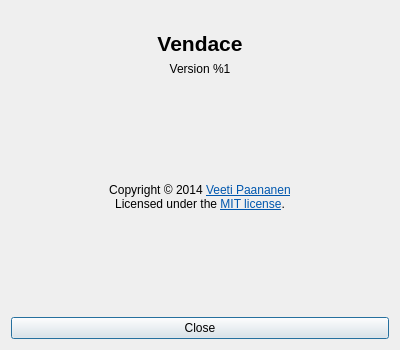
Old version of the form forms/about.ui in the repository veeti/vendace.
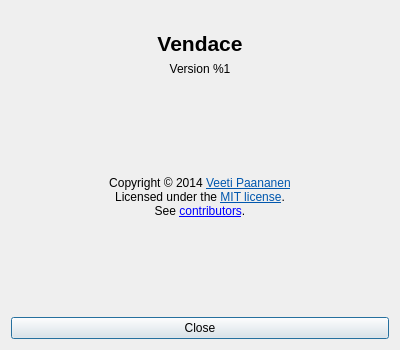
New version of the form. Icons and pictures are not drawn.

Commit message: Add contributors to about dialog

Diff of the .ui file:
```diff
--- a/forms/about.ui
+++ b/forms/about.ui
@@ -84,7 +84,7 @@
      <item>
       <widget class="QLabel" name="licenseLabel">
        <property name="text">
-        <string>&lt;html&gt;&lt;head/&gt;&lt;body&gt;&lt;p align=&quot;center&quot;&gt;Copyright © 2014 &lt;a href=&quot;http://veetipaananen.fi/&quot;&gt;&lt;span style=&quot; text-decoration: underline; color:#0057ae;&quot;&gt;Veeti Paananen&lt;/span&gt;&lt;/a&gt;&lt;br/&gt;Licensed under the &lt;a href=&quot;#license&quot;&gt;&lt;span style=&quot; text-decoration: underline; color:#0057ae;&quot;&gt;MIT license&lt;/span&gt;&lt;/a&gt;.&lt;/p&gt;&lt;/body&gt;&lt;/html&gt;</string>
+        <string>&lt;html&gt;&lt;head/&gt;&lt;body&gt;&lt;p align=&quot;center&quot;&gt;Copyright © 2014 &lt;a href=&quot;http://veetipaananen.fi/&quot;&gt;&lt;span style=&quot; text-decoration: underline; color:#0057ae;&quot;&gt;Veeti Paananen&lt;/span&gt;&lt;/a&gt;&lt;br /&gt;Licensed under the &lt;a href=&quot;#license&quot;&gt;&lt;span style=&quot; text-decoration: underline; color:#0057ae;&quot;&gt;MIT license&lt;/span&gt;&lt;/a&gt;.&lt;br/&gt;See &lt;a href=&quot;#contributors&quot;&gt;contributors&lt;/a&gt;.&lt;/p&gt;&lt;/body&gt;&lt;/html&gt;</string>
        </property>
        <property name="openExternalLinks">
         <bool>false</bool>
```
The commit also changes 2 other files.
